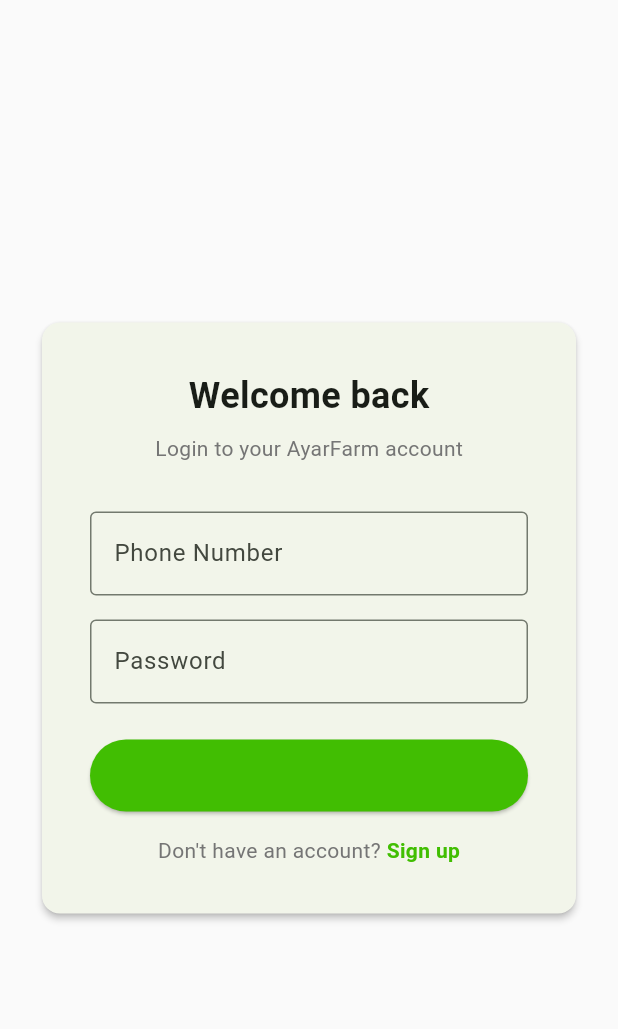
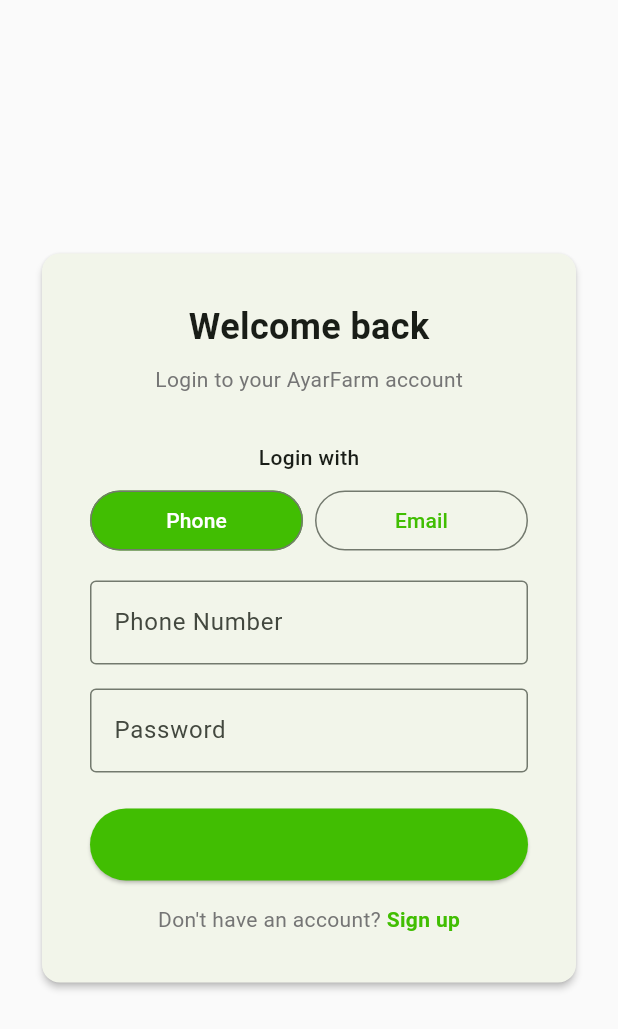
Before and after one commit to hsumonkyi-hmk/ayar-farm, a Flutter app: the LoginScreen screen opened by its route, on a phone screen of 412 x 824 dp. Shown: the top 1029 px of the screen. Run offline on Flutter 3.47's test engine with Material 3 defaults, Android fonts, the phone set to English and light mode, and no system bars; our stand-ins replace geolocator; network calls fail.

```diff
--- a/mobile/lib/main.dart
+++ b/mobile/lib/main.dart
@@ -3,6 +3,7 @@
 import 'screens/login_screen.dart';
 import 'screens/register_screen.dart';
 import 'screens/verify_screen.dart';
+import 'screens/home_screen.dart';
 
 void main() {
   runApp(const MyApp());
@@ -28,6 +29,7 @@
       debugShowCheckedModeBanner: false,
       home: const WelcomeScreen(),
       routes: {
+        '/home': (context) => const HomeScreen(),
         '/login': (context) => const LoginScreen(),
         '/register': (context) => const RegisterScreen(),
         '/verify': (context) => const VerifyScreen(),
--- a/mobile/lib/screens/login_screen.dart
+++ b/mobile/lib/screens/login_screen.dart
@@ -11,13 +11,14 @@
 
 class _LoginScreenState extends State<LoginScreen> {
   final _formKey = GlobalKey<FormState>();
-  final _phoneController = TextEditingController();
+  final _identifierController = TextEditingController();
   final _passwordController = TextEditingController();
+  String _loginType = 'phone';
   bool _isLoading = false;
 
   @override
   void dispose() {
-    _phoneController.dispose();
+    _identifierController.dispose();
     _passwordController.dispose();
     super.dispose();
   }
@@ -28,20 +29,29 @@
     setState(() => _isLoading = true);
     try {
       final response = await AuthService.login(
-        phoneNumber: _phoneController.text,
+        phoneNumber: _loginType == 'phone' ? _identifierController.text : null,
+        email: _loginType == 'email' ? _identifierController.text : null,
         password: _passwordController.text,
       );
       if (response.token != null) {
         ApiService.setToken(response.token);
-        // TODO: Save token to local storage
         if (mounted) {
-          Navigator.pushReplacementNamed(context, '/');
+          ScaffoldMessenger.of(context).showSnackBar(
+            const SnackBar(content: Text('Login successful!')),
+          );
+          Navigator.pushReplacementNamed(context, '/home');
+        }
+      } else {
+        if (mounted) {
+          ScaffoldMessenger.of(context).showSnackBar(
+            SnackBar(content: Text(response.message ?? 'Login failed')),
+          );
         }
       }
     } catch (e) {
       if (mounted) {
         ScaffoldMessenger.of(context).showSnackBar(
-          SnackBar(content: Text('Login failed: $e')),
+          const SnackBar(content: Text('An error occurred')),
         );
       }
     } finally {
@@ -76,14 +86,42 @@
                         style: TextStyle(color: Colors.grey[600]),
                       ),
                       const SizedBox(height: 32),
+                      const Text('Login with', style: TextStyle(fontSize: 14, fontWeight: FontWeight.w500)),
+                      const SizedBox(height: 8),
+                      Row(
+                        children: [
+                          Expanded(
+                            child: OutlinedButton(
+                              onPressed: () => setState(() => _loginType = 'phone'),
+                              style: OutlinedButton.styleFrom(
+                                backgroundColor: _loginType == 'phone' ? const Color(0xFF41BE02) : null,
+                                foregroundColor: _loginType == 'phone' ? Colors.white : null,
+                              ),
+                              child: const Text('Phone'),
+                            ),
+                          ),
+                          const SizedBox(width: 8),
+                          Expanded(
+                            child: OutlinedButton(
+                              onPressed: () => setState(() => _loginType = 'email'),
+                              style: OutlinedButton.styleFrom(
+                                backgroundColor: _loginType == 'email' ? const Color(0xFF41BE02) : null,
+                                foregroundColor: _loginType == 'email' ? Colors.white : null,
+                              ),
+                              child: const Text('Email'),
+                            ),
+                          ),
+                        ],
+                      ),
+                      const SizedBox(height: 16),
                       TextFormField(
-                        controller: _phoneController,
-                        decoration: const InputDecoration(
-                          labelText: 'Phone Number',
-                          hintText: '+959...',
-                          border: OutlineInputBorder(),
+                        controller: _identifierController,
+                        decoration: InputDecoration(
+                          labelText: _loginType == 'phone' ? 'Phone Number' : 'Email',
+                          hintText: _loginType == 'phone' ? '+959...' : 'm@example.com',
+                          border: const OutlineInputBorder(),
                         ),
-                        keyboardType: TextInputType.phone,
+                        keyboardType: _loginType == 'phone' ? TextInputType.phone : TextInputType.emailAddress,
                         validator: (v) => v?.isEmpty ?? true ? 'Required' : null,
                       ),
                       const SizedBox(height: 16),
--- a/mobile/lib/services/auth_service.dart
+++ b/mobile/lib/services/auth_service.dart
@@ -22,11 +22,13 @@
   }
 
   static Future<AuthResponse> login({
-    required String phoneNumber,
+    String? phoneNumber,
+    String? email,
     required String password,
   }) async {
     final data = {
-      'phone_number': phoneNumber,
+      if (phoneNumber != null) 'phone_number': phoneNumber,
+      if (email != null) 'email': email,
       'password': password,
     };
     final response = await ApiService.post(ApiConstants.login, data);
--- a/mobile/pubspec.yaml
+++ b/mobile/pubspec.yaml
@@ -35,6 +35,7 @@
   # Use with the CupertinoIcons class for iOS style icons.
   cupertino_icons: ^1.0.8
   http: ^1.2.0
+  geolocator: ^13.0.2
 
 dev_dependencies:
   flutter_test:
```
Also changed, not shown: mobile/lib/screens/home_screen.dart (added, +136 -0 lines), mobile/lib/screens/register_screen.dart (+11 -11 lines), mobile/pubspec.lock, 5 other files.
